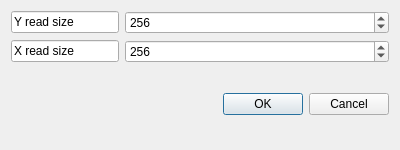
The window that inputbox.ui (CS26-FPD-Explorer/FPD-Explorer) describes before a commit, drawn with Qt 5.
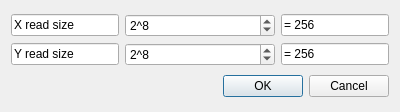
The same window after the commit.

Commit message: added option to select value for reading the mib file

```diff
--- a/inputbox.ui
+++ b/inputbox.ui
@@ -7,26 +7,112 @@
     <x>0</x>
     <y>0</y>
     <width>400</width>
-    <height>150</height>
+    <height>112</height>
    </rect>
   </property>
   <property name="minimumSize">
    <size>
     <width>400</width>
-    <height>150</height>
+    <height>100</height>
    </size>
   </property>
   <property name="maximumSize">
    <size>
     <width>400</width>
-    <height>150</height>
+    <height>112</height>
    </size>
   </property>
   <property name="windowTitle">
    <string>Dialog</string>
   </property>
-  <layout class="QGridLayout" name="gridLayout_2">
+  <layout class="QVBoxLayout" name="verticalLayout_2">
+   <item>
+    <layout class="QGridLayout" name="gridLayout_6">
+     <item row="1" column="1">
+      <widget class="QSpinBox" name="Ysize">
+       <property name="sizePolicy">
+        <sizepolicy hsizetype="Expanding" vsizetype="Fixed">
+         <horstretch>5</horstretch>
+         <verstretch>0</verstretch>
+        </sizepolicy>
+       </property>
+       <property name="prefix">
+        <string>2^</string>
+       </property>
+       <property name="minimum">
+        <number>1</number>
+       </property>
+       <property name="maximum">
+        <number>13</number>
+       </property>
+       <property name="singleStep">
+        <number>1</number>
+       </property>
+       <property name="stepType">
+        <enum>QAbstractSpinBox::DefaultStepType</enum>
+       </property>
+       <property name="value">
+        <number>8</number>
+       </property>
+      </widget>
+     </item>
+     <item row="0" column="1">
+      <widget class="QSpinBox" name="Xsize">
+       <property name="sizePolicy">
+        <sizepolicy hsizetype="Expanding" vsizetype="Fixed">
+         <horstretch>8</horstretch>
+         <verstretch>0</verstretch>
+        </sizepolicy>
+       </property>
+       <property name="wrapping">
+        <bool>true</bool>
+       </property>
+       <property name="suffix">
+        <string/>
+       </property>
+       <property name="prefix">
+        <string>2^</string>
+       </property>
+       <property name="minimum">
+        <number>1</number>
+       </property>
+       <property name="maximum">
+        <number>13</number>
+       </property>
+       <property name="singleStep">
+        <number>1</number>
+       </property>
+       <property name="stepType">
+        <enum>QAbstractSpinBox::DefaultStepType</enum>
+       </property>
+       <property name="value">
+        <number>8</number>
+       </property>
+       <property name="displayIntegerBase">
+        <number>10</number>
+       </property>
+      </widget>
+     </item>
    <item row="0" column="0">
+      <widget class="QLineEdit" name="lineEdit_4">
+       <property name="sizePolicy">
+        <sizepolicy hsizetype="Fixed" vsizetype="Fixed">
+         <horstretch>0</horstretch>
+         <verstretch>0</verstretch>
+        </sizepolicy>
+       </property>
+       <property name="cursor">
+        <cursorShape>ArrowCursor</cursorShape>
+       </property>
+       <property name="text">
+        <string>X read size</string>
+       </property>
+       <property name="readOnly">
+        <bool>true</bool>
+       </property>
+      </widget>
+     </item>
+     <item row="1" column="0">
     <widget class="QLineEdit" name="lineEdit_3">
      <property name="sizePolicy">
       <sizepolicy hsizetype="Fixed" vsizetype="Fixed">
@@ -48,79 +134,47 @@
      </property>
     </widget>
    </item>
-   <item row="1" column="0">
-    <widget class="QLineEdit" name="lineEdit_4">
+     <item row="1" column="2">
+      <widget class="QLineEdit" name="yValue">
      <property name="sizePolicy">
-      <sizepolicy hsizetype="Fixed" vsizetype="Fixed">
+        <sizepolicy hsizetype="Minimum" vsizetype="Fixed">
        <horstretch>0</horstretch>
        <verstretch>0</verstretch>
       </sizepolicy>
      </property>
-     <property name="cursor">
-      <cursorShape>ArrowCursor</cursorShape>
-     </property>
+       <property name="text">
+        <string>= 256</string>
+       </property>
+       <property name="readOnly">
+        <bool>true</bool>
+       </property>
+      </widget>
+     </item>
+     <item row="0" column="2">
+      <widget class="QLineEdit" name="xValue">
+       <property name="sizePolicy">
+        <sizepolicy hsizetype="Minimum" vsizetype="Fixed">
+         <horstretch>0</horstretch>
+         <verstretch>0</verstretch>
+        </sizepolicy>
+       </property>
      <property name="text">
-      <string>X read size</string>
+        <string>= 256</string>
      </property>
      <property name="readOnly">
       <bool>true</bool>
      </property>
     </widget>
    </item>
-   <item row="2" column="1" rowspan="2" colspan="2">
+    </layout>
+   </item>
+   <item>
     <widget class="QDialogButtonBox" name="buttonBox">
-     <property name="orientation">
-      <enum>Qt::Horizontal</enum>
-     </property>
      <property name="standardButtons">
       <set>QDialogButtonBox::Cancel|QDialogButtonBox::Ok</set>
      </property>
     </widget>
    </item>
-   <item row="0" column="1" colspan="2">
-    <widget class="QSpinBox" name="Xsize">
-     <property name="wrapping">
-      <bool>true</bool>
-     </property>
-     <property name="minimum">
-      <number>2</number>
-     </property>
-     <property name="maximum">
-      <number>8192</number>
-     </property>
-     <property name="singleStep">
-      <number>1</number>
-     </property>
-     <property name="stepType">
-      <enum>QAbstractSpinBox::AdaptiveDecimalStepType</enum>
-     </property>
-     <property name="value">
-      <number>256</number>
-     </property>
-     <property name="displayIntegerBase">
-      <number>10</number>
-     </property>
-    </widget>
-   </item>
-   <item row="1" column="1" colspan="2">
-    <widget class="QSpinBox" name="Ysize">
-     <property name="minimum">
-      <number>2</number>
-     </property>
-     <property name="maximum">
-      <number>8192</number>
-     </property>
-     <property name="singleStep">
-      <number>2</number>
-     </property>
-     <property name="stepType">
-      <enum>QAbstractSpinBox::AdaptiveDecimalStepType</enum>
-     </property>
-     <property name="value">
-      <number>256</number>
-     </property>
-    </widget>
-   </item>
   </layout>
  </widget>
  <resources/>
```
Left out of the diff: 54 changed lines with no effect on the pictures. Lines whose indentation alone changed are shown as unchanged. The commit also changes 5 other files.
